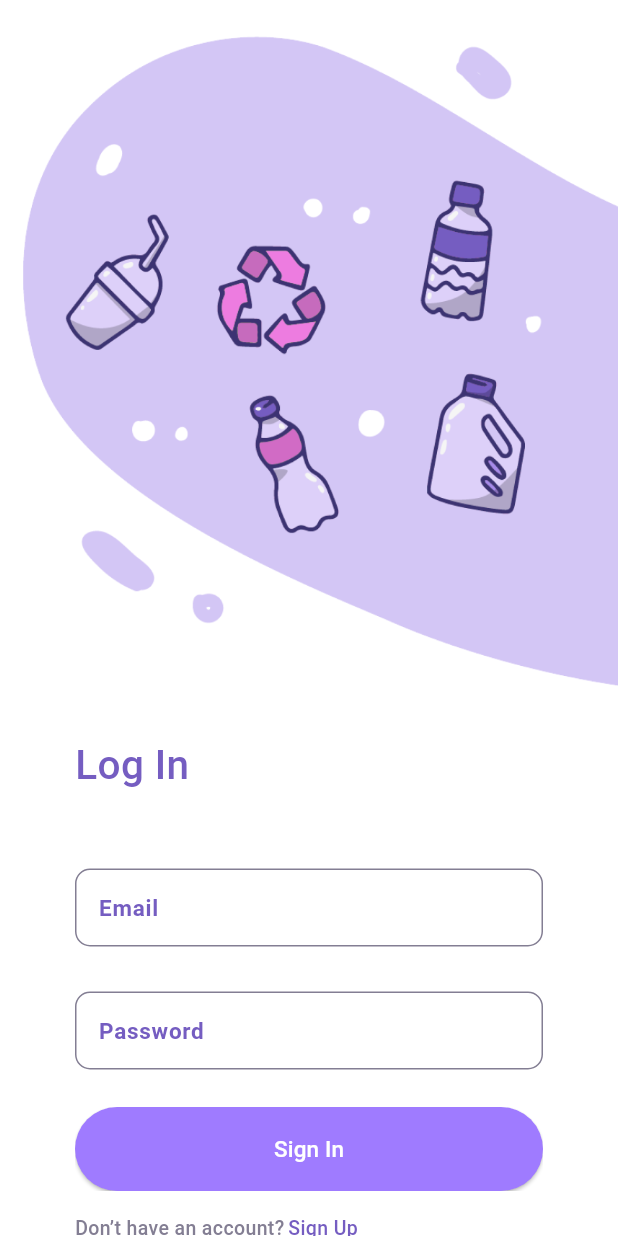
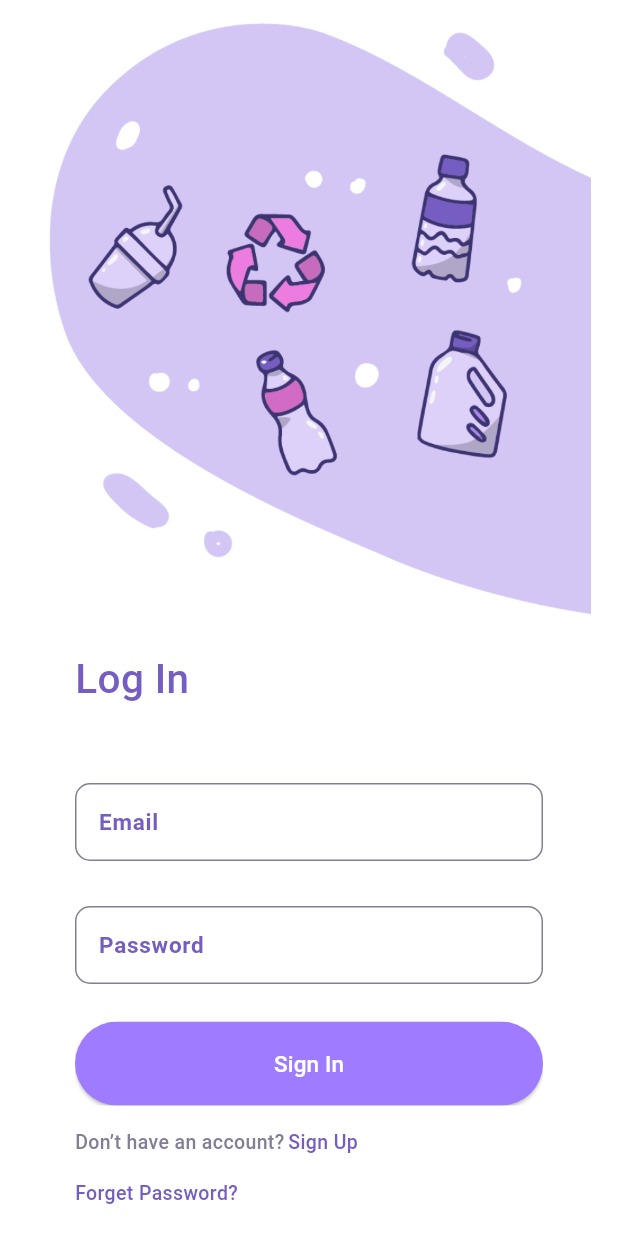
Before and after one commit to rao21/ibaapp, a Flutter app: the screen it shows after launch, on a phone screen of 412 x 824 dp. Run offline on Flutter 3.47's test engine with Material 2 defaults, Android fonts, the phone set to English and light mode, and no system bars; our stand-ins replace firebase_core; accounts and stored records are empty; Roboto replaces fonts that are missing (Poppins).

```diff
--- a/lib/login/login.dart
+++ b/lib/login/login.dart
@@ -23,15 +23,16 @@ class _LoginScreenState extends State<LoginScreen> {
   Widget build(BuildContext context) {
     return Scaffold(
       backgroundColor: Colors.white,
-      body: Column(
+      body: SingleChildScrollView(
+        child: Column(
           crossAxisAlignment: CrossAxisAlignment.start,
           children: [
             Padding(
               padding: const EdgeInsets.only(left: 15, top: 15),
               child: Image.asset(
                 "assets/images/vector-1.png",
-              width: 413,
-              height: 457,
+                width: 490,
+                height: 400,
               ),
             ),
             const SizedBox(
@@ -171,8 +172,7 @@ class _LoginScreenState extends State<LoginScreen> {
                           Navigator.push(
                             context,
                             MaterialPageRoute(
-                            builder: (context) =>
-                                SingUpScreen(),
+                              builder: (context) => const SingUpScreen(),
                             ),
                           );
                         },
@@ -205,6 +205,7 @@ class _LoginScreenState extends State<LoginScreen> {
             ),
           ],
         ),
+      ),
     );
   }
 }
```
Also changed, not shown: lib/main.dart (+5 -52 lines), 1 other file. Lines whose indentation alone changed are shown as unchanged.
